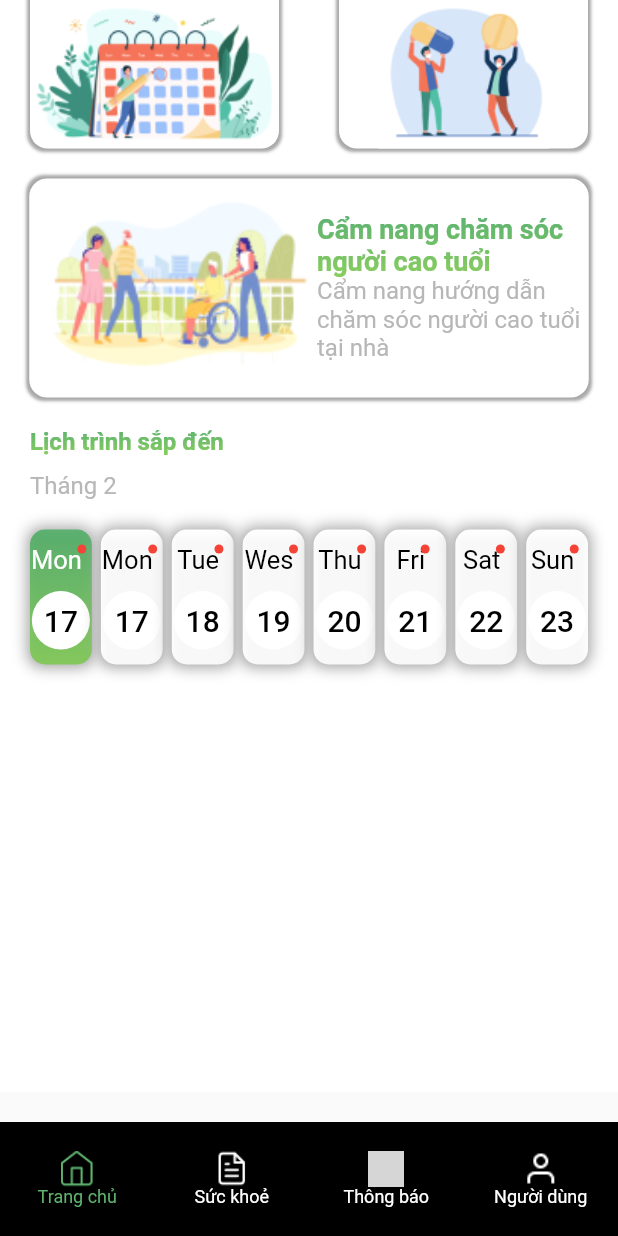
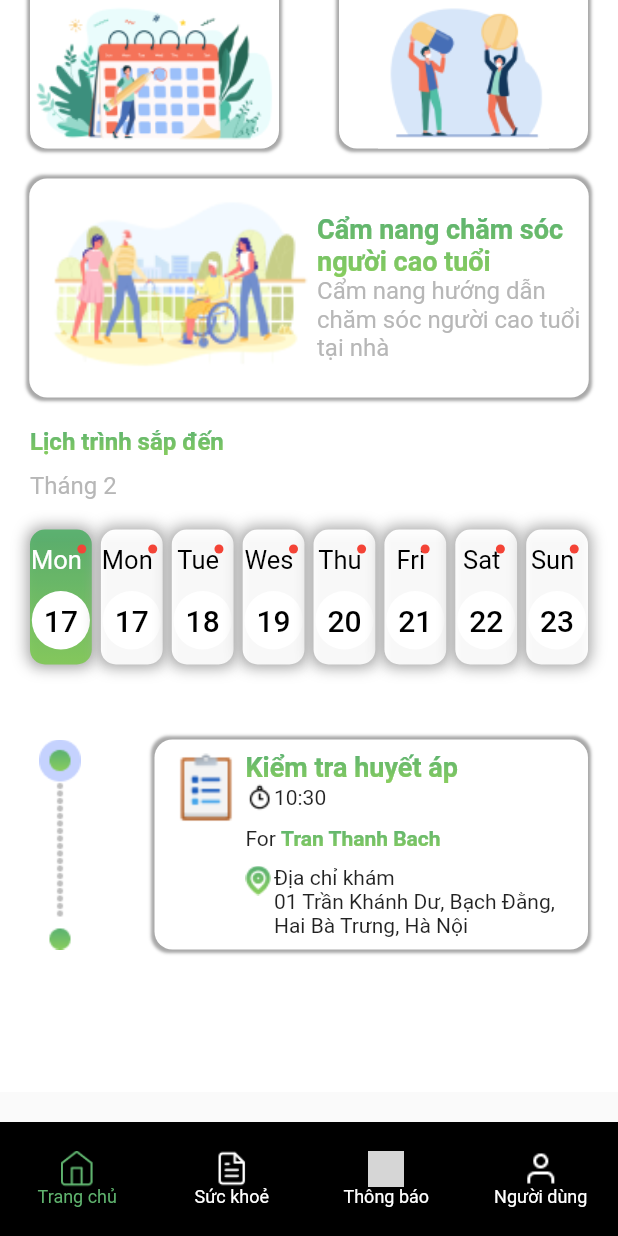
Before and after one commit to vominhthongss/seniorplus, a Flutter app: the screen it shows after launch, scrolled down 226 dp, on a phone screen of 412 x 824 dp. Run offline on Flutter 3.47's test engine with Material 2 defaults, Android fonts, the phone set to English and light mode, and no system bars; our stand-ins replace dio, flutter_svg; grey boxes are pictures that could not be loaded.

Commit message:
add time line

```diff
--- a/lib/screens/home-screen.dart
+++ b/lib/screens/home-screen.dart
@@ -6,6 +6,7 @@ import 'package:seniorplus/widgets/description.dart';
 import 'package:seniorplus/widgets/input.dart';
 import 'package:seniorplus/widgets/panel-button.dart';
 import 'package:seniorplus/widgets/shader-text.dart';
+import 'package:seniorplus/widgets/time-line-panel.dart';
 
 import '../main.dart';
 import '../widgets/customize-title.dart';
@@ -180,7 +181,40 @@ class HomeScreen extends StatelessWidget {
                         ),
                       ],
                     ),
-                  )
+                  ),
+                  Padding(
+                    padding: const EdgeInsets.fromLTRB(20, 0, 20, 0),
+                    child: Row(
+                      mainAxisAlignment: MainAxisAlignment.spaceBetween,
+                      crossAxisAlignment: CrossAxisAlignment.center,
+                      children: [
+                        SizedBox(
+                          width: 40,
+                          child: Image.asset('assets/images/TimeLine.png'),
+                        ),
+                        Column(
+                          children: [
+                            SizedBox(
+                              width: 3 * widthScreen / 4 - 20,
+                              child: Padding(
+                                padding: const EdgeInsets.all(0.0),
+                                child: TimeLinePanel(
+                                  width: widthScreen,
+                                  text: 'Kiểm tra huyết áp',
+                                  image: 'assets/images/Survey.png',
+                                  fullName: 'Tran Thanh Bach',
+                                  height: 70,
+                                  time: '10:30',
+                                  address:
+                                      '01 Trần Khánh Dư, Bạch Đằng, Hai Bà Trưng, Hà Nội',
+                                ),
+                              ),
+                            ),
+                          ],
+                        ),
+                      ],
+                    ),
+                  ),
                 ],
               ),
             ),
--- /dev/null
+++ b/lib/widgets/time-line-panel.dart
@@ -0,0 +1,127 @@
+import 'package:flutter/cupertino.dart';
+import 'package:flutter/material.dart';
+import 'package:seniorplus/widgets/description.dart';
+import 'package:seniorplus/widgets/shader-text.dart';
+
+class TimeLinePanel extends StatelessWidget {
+  const TimeLinePanel({
+    super.key,
+    required this.width,
+    required this.text,
+    required this.image,
+    required this.height,
+    required this.address,
+    required this.time,
+    required this.fullName,
+  });
+
+  final double width;
+  final String text;
+  final String image;
+  final String address;
+  final double height;
+  final String fullName;
+  final String time;
+
+  @override
+  Widget build(BuildContext context) {
+    return Container(
+      decoration: BoxDecoration(
+        borderRadius: BorderRadius.circular(12),
+        boxShadow: [
+          BoxShadow(
+            color: Colors.grey.withOpacity(0.9),
+            spreadRadius: 2,
+            blurRadius: 1,
+            offset: const Offset(0, 0),
+          ),
+        ],
+      ),
+      child: Container(
+        decoration: BoxDecoration(
+            borderRadius: BorderRadius.circular(12), color: Colors.white),
+        child: Padding(
+          padding: const EdgeInsets.all(8.0),
+          child: Row(
+            mainAxisAlignment: MainAxisAlignment.start,
+            crossAxisAlignment: CrossAxisAlignment.start,
+            children: [
+              ClipRRect(
+                borderRadius: const BorderRadius.horizontal(
+                  left: Radius.circular(1),
+                ),
+                child: Image.asset(
+                  image,
+                  fit: BoxFit.contain,
+                  height: 50,
+                ),
+              ),
+              Column(
+                mainAxisAlignment: MainAxisAlignment.start,
+                crossAxisAlignment: CrossAxisAlignment.start,
+                children: [
+                  SizedBox(
+                    width: width / 2,
+                    child: ShaderText(
+                      text: text,
+                      size: 18,
+                      fontBold: true,
+                      center: false,
+                    ),
+                  ),
+                  Row(
+                    children: [
+                      Image.asset(
+                        'assets/images/WallClock.png',
+                      ),
+                      Text(time)
+                    ],
+                  ),
+                  const SizedBox(
+                    height: 10,
+                  ),
+                  Row(
+                    children: [
+                      const Text('For '),
+                      ShaderText(
+                          text: fullName,
+                          size: 14,
+                          fontBold: true,
+                          center: false),
+                    ],
+                  ),
+                  const SizedBox(
+                    height: 10,
+                  ),
+                  Row(
+                    mainAxisAlignment: MainAxisAlignment.start,
+                    crossAxisAlignment: CrossAxisAlignment.start,
+                    children: [
+                      Image.asset(
+                        'assets/images/Address.png',
+                      ),
+                      const SizedBox(
+                        width: 2,
+                      ),
+                      Column(
+                        mainAxisAlignment: MainAxisAlignment.start,
+                        crossAxisAlignment: CrossAxisAlignment.start,
+                        children: [
+                          const Text('Địa chỉ khám'),
+                          SizedBox(
+                            width: width / 2,
+                            child: Text(address),
+                          ),
+                        ],
+                      )
+                    ],
+                  ),
+                ],
+              ),
+            ],
+          ),
+        ),
+      ),
+    );
+  }
+}
--- a/pubspec.yaml
+++ b/pubspec.yaml
@@ -76,6 +76,10 @@ flutter:
       - assets/images/Order.png
       - assets/images/DrinkDrug.png
       - assets/images/Book.png
+      - assets/images/Survey.png
+      - assets/images/WallClock.png
+      - assets/images/Address.png
+      - assets/images/TimeLine.png
   #   - images/a_dot_ham.jpeg
 
   # An image asset can refer to one or more resolution-specific "variants", see
```
Also changed, not shown: assets/images/Address.png (added), assets/images/Survey.png (added), assets/images/TimeLine.png (added), assets/images/WallClock.png (added).
